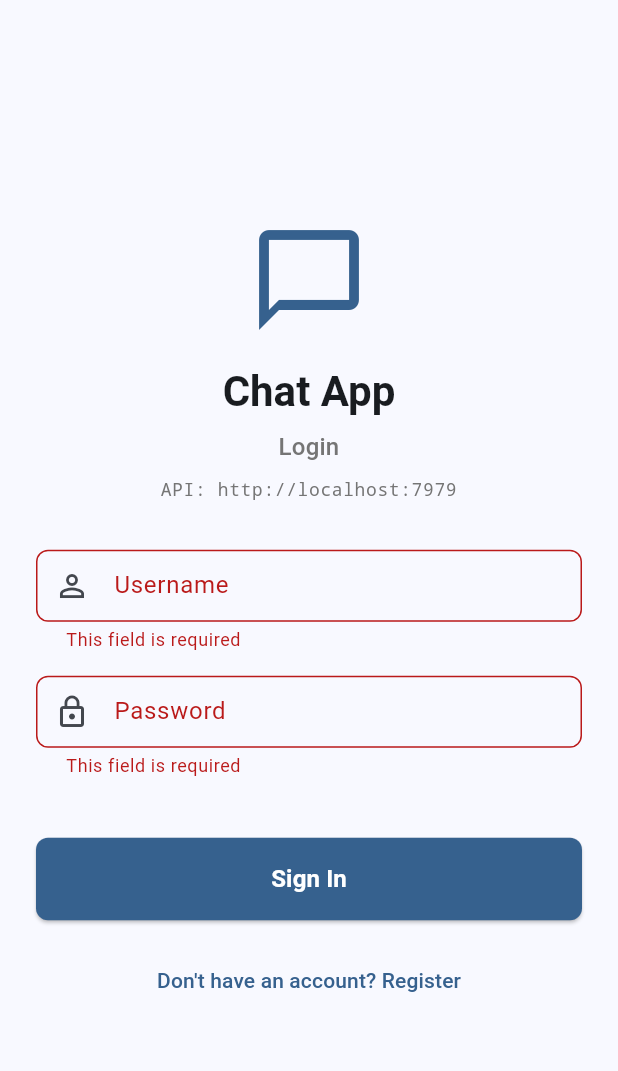
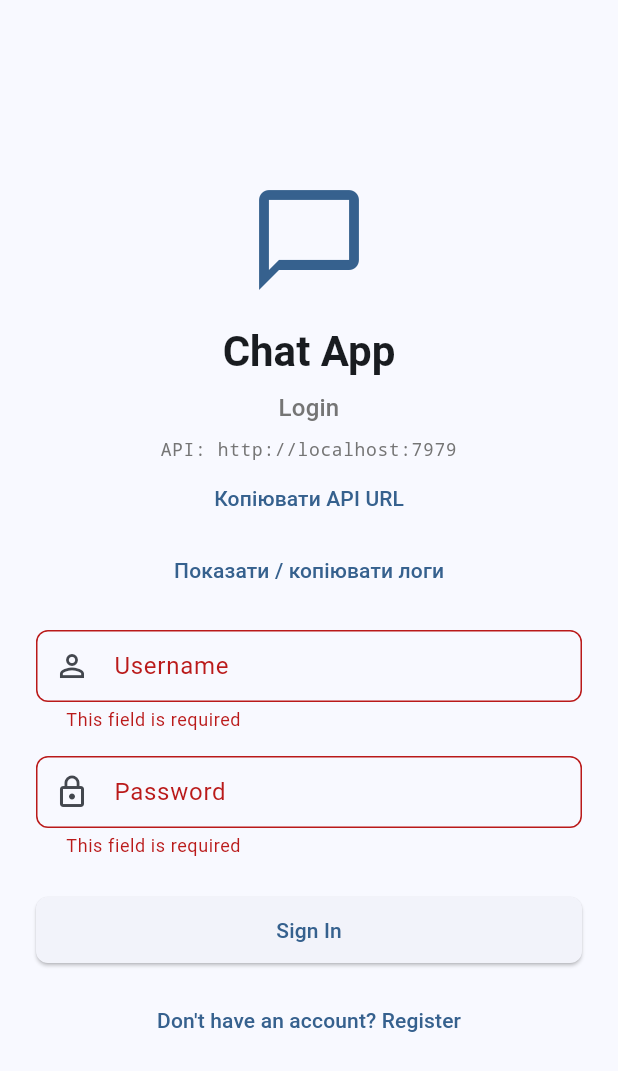
Before and after one commit to DimaTarasiuk/bouble-chat, a Flutter app: the screen it shows after launch, after a tap on "Sign In", on a phone screen of 412 x 824 dp. Shown: the top 1071 px of the screen. Run offline on Flutter 3.47's test engine with Material 3 defaults, Android fonts, the light colour scheme and no system bars; our stand-ins replace shared_preferences; accounts and stored records are empty.

Commit message:
tmp more logs

```diff
--- a/flutter_client/lib/main.dart
+++ b/flutter_client/lib/main.dart
@@ -9,12 +9,13 @@ import 'screens/auth_screen.dart';
 import 'screens/chat_screen.dart';
 import 'services/api_service.dart';
 import 'services/websocket_service.dart';
+import 'utils/app_log.dart';
 import 'utils/constants.dart';
 
 void main() async {
   WidgetsFlutterBinding.ensureInitialized();
 
-  debugPrint('[main] API_URL=${AppConstants.apiUrl} WS_URL=${AppConstants.wsUrl}');
+  AppLog.info('main', 'API_URL=${AppConstants.apiUrl} WS_URL=${AppConstants.wsUrl}');
 
   final prefs = await SharedPreferences.getInstance();
   final apiService = ApiService();
--- a/flutter_client/lib/providers/auth_provider.dart
+++ b/flutter_client/lib/providers/auth_provider.dart
@@ -3,6 +3,7 @@ import 'package:shared_preferences/shared_preferences.dart';
 
 import '../models/user.dart';
 import '../services/api_service.dart';
+import '../utils/app_log.dart';
 import '../utils/constants.dart';
 
 class AuthProvider with ChangeNotifier {
@@ -41,8 +42,8 @@ class AuthProvider with ChangeNotifier {
         // Update token (backend returns new token with extended TTL)
         await _saveSession(authResponse.token, authResponse.user);
       }
-    } catch (e) {
-      print('Session load error: $e');
+    } catch (e, st) {
+      AppLog.error('Auth', 'session load error', e, st);
       await clearSession();
     } finally {
       _isLoading = false;
@@ -55,16 +56,16 @@ class AuthProvider with ChangeNotifier {
     notifyListeners();
 
     try {
-      debugPrint('[AuthProvider] login start · api=${AppConstants.apiUrl} · user=$username');
+      AppLog.info('Auth', 'login start · api=${AppConstants.apiUrl} · user=$username');
       final authResponse = await _apiService.login(username, password);
       _user = authResponse.user;
       await _saveSession(authResponse.token, authResponse.user);
 
-      debugPrint('[AuthProvider] login ok · user=${_user?.username} · role=${_user?.role}');
+      AppLog.info('Auth', 'login ok · user=${_user?.username} · role=${_user?.role}');
       notifyListeners();
       return true;
-    } catch (e) {
-      debugPrint('[AuthProvider] login failed: $e');
+    } catch (e, st) {
+      AppLog.error('Auth', 'login failed', e, st);
       _error = e.toString();
       notifyListeners();
       return false;
@@ -81,7 +82,10 @@ class AuthProvider with ChangeNotifier {
     notifyListeners();
 
     try {
-      debugPrint('[AuthProvider] register start · api=${AppConstants.apiUrl} · user=$username');
+      AppLog.info(
+        'Auth',
+        'register start · api=${AppConstants.apiUrl} · user=$username · gender=$gender',
+      );
       final authResponse = await _apiService.register(
         username: username,
         password: password,
@@ -92,11 +96,11 @@ class AuthProvider with ChangeNotifier {
       _user = authResponse.user;
       await _saveSession(authResponse.token, authResponse.user);
 
-      debugPrint('[AuthProvider] register ok · user=${_user?.username}');
+      AppLog.info('Auth', 'register ok · user=${_user?.username}');
       notifyListeners();
       return true;
-    } catch (e) {
-      debugPrint('[AuthProvider] register failed: $e');
+    } catch (e, st) {
+      AppLog.error('Auth', 'register failed', e, st);
       _error = e.toString();
       notifyListeners();
       return false;
--- a/flutter_client/lib/screens/auth_screen.dart
+++ b/flutter_client/lib/screens/auth_screen.dart
@@ -1,7 +1,9 @@
 import 'package:flutter/material.dart';
+import 'package:flutter/services.dart';
 import 'package:provider/provider.dart';
 
 import '../providers/auth_provider.dart';
+import '../utils/app_log.dart';
 import '../utils/constants.dart';
 
 class AuthScreen extends StatefulWidget {
@@ -30,10 +32,105 @@ class _AuthScreenState extends State<AuthScreen> {
     super.dispose();
   }
 
+  Future<void> _copyText(String text, {String okMessage = 'Скопійовано'}) async {
+    await Clipboard.setData(ClipboardData(text: text));
+    if (!mounted) return;
+    ScaffoldMessenger.of(context).showSnackBar(
+      SnackBar(content: Text(okMessage), duration: const Duration(seconds: 2)),
+    );
+  }
+
+  Future<void> _showErrorLogDialog(String error) async {
+    final dump = StringBuffer()
+      ..writeln('=== Chat Flutter debug dump ===')
+      ..writeln('time: ${DateTime.now().toIso8601String()}')
+      ..writeln('api: ${AppConstants.apiUrl}')
+      ..writeln('ws: ${AppConstants.wsUrl}')
+      ..writeln('error: $error')
+      ..writeln()
+      ..writeln('=== logs ===')
+      ..writeln(AppLog.dump());
+
+    final text = dump.toString();
+    AppLog.info('AuthScreen', 'showing error dialog (${text.length} chars)');
+
+    if (!mounted) return;
+    await showDialog<void>(
+      context: context,
+      builder: (ctx) {
+        return AlertDialog(
+          title: const Text('Помилка мережі / логіну'),
+          content: SizedBox(
+            width: double.maxFinite,
+            child: Column(
+              mainAxisSize: MainAxisSize.min,
+              crossAxisAlignment: CrossAxisAlignment.stretch,
+              children: [
+                Text(
+                  error,
+                  style: const TextStyle(
+                    color: AppColors.error,
+                    fontWeight: FontWeight.w600,
+                  ),
+                ),
+                const SizedBox(height: 12),
+                const Text('Повний лог:', style: TextStyle(fontWeight: FontWeight.w600)),
+                const SizedBox(height: 8),
+                Container(
+                  height: 320,
+                  padding: const EdgeInsets.all(8),
+                  decoration: BoxDecoration(
+                    color: const Color(0xFFF3F4F6),
+                    borderRadius: BorderRadius.circular(8),
+                  ),
+                  child: SingleChildScrollView(
+                    child: SelectableText(
+                      text,
+                      style: const TextStyle(
+                        fontFamily: 'monospace',
+                        fontSize: 11,
+                        height: 1.35,
+                      ),
+                    ),
+                  ),
+                ),
+              ],
+            ),
+          ),
+          actions: [
+            TextButton(
+              onPressed: () => Navigator.of(ctx).pop(),
+              child: const Text('Закрити'),
+            ),
+            FilledButton.icon(
+              onPressed: () async {
+                await Clipboard.setData(ClipboardData(text: text));
+                if (ctx.mounted) {
+                  Navigator.of(ctx).pop();
+                }
+                if (mounted) {
+                  ScaffoldMessenger.of(context).showSnackBar(
+                    const SnackBar(
+                      content: Text('Лог скопійовано в буфер'),
+                      duration: Duration(seconds: 2),
+                    ),
+                  );
+                }
+              },
+              icon: const Icon(Icons.copy, size: 18),
+              label: const Text('Копіювати лог'),
+            ),
+          ],
+        );
+      },
+    );
+  }
+
   Future<void> _submit() async {
     if (!_formKey.currentState!.validate()) return;
 
     setState(() => _isLoading = true);
+    AppLog.info('AuthScreen', 'submit · mode=${_isLogin ? 'login' : 'register'}');
 
     final authProvider = context.read<AuthProvider>();
     bool success;
@@ -56,23 +153,7 @@ class _AuthScreenState extends State<AuthScreen> {
 
     if (!success && mounted) {
       final msg = authProvider.error ?? AppStrings.errorUnknown;
-      debugPrint('[AuthScreen] submit failed: $msg');
-      ScaffoldMessenger.of(context).showSnackBar(
-        SnackBar(
-          content: Text(
-            msg,
-            maxLines: 6,
-            overflow: TextOverflow.ellipsis,
-          ),
-          backgroundColor: AppColors.error,
-          duration: const Duration(seconds: 8),
-          action: SnackBarAction(
-            label: 'OK',
-            textColor: Colors.white,
-            onPressed: () {},
-          ),
-        ),
-      );
+      await _showErrorLogDialog(msg);
     }
   }
 
@@ -98,7 +179,6 @@ class _AuthScreenState extends State<AuthScreen> {
                   mainAxisAlignment: MainAxisAlignment.center,
                   crossAxisAlignment: CrossAxisAlignment.stretch,
                   children: [
-                    // Logo/Title
                     Icon(
                       Icons.chat_bubble_outline,
                       size: 80,
@@ -129,9 +209,18 @@ class _AuthScreenState extends State<AuthScreen> {
                             fontFamily: 'monospace',
                           ),
                     ),
-                    const SizedBox(height: 32),
-
-                    // Username
+                    TextButton(
+                      onPressed: () => _copyText(
+                        AppConstants.apiUrl,
+                        okMessage: 'API URL скопійовано',
+                      ),
+                      child: const Text('Копіювати API URL'),
+                    ),
+                    TextButton(
+                      onPressed: () => _showErrorLogDialog('(відкрито вручну)'),
+                      child: const Text('Показати / копіювати логи'),
+                    ),
+                    const SizedBox(height: 16),
                     TextFormField(
                       controller: _usernameController,
                       decoration: const InputDecoration(
@@ -147,8 +236,6 @@ class _AuthScreenState extends State<AuthScreen> {
                       },
                     ),
                     const SizedBox(height: 16),
-
-                    // Password
                     TextFormField(
                       controller: _passwordController,
                       decoration: const InputDecoration(
@@ -156,8 +243,11 @@ class _AuthScreenState extends State<AuthScreen> {
                         prefixIcon: Icon(Icons.lock_outline),
                       ),
                       obscureText: true,
-                      textInputAction: _isLogin ? TextInputAction.done : TextInputAction.next,
-                      onFieldSubmitted: _isLogin ? (_) => _submit() : null,
+                      textInputAction:
+                          _isLogin ? TextInputAction.done : TextInputAction.next,
+                      onFieldSubmitted: (_) {
+                        if (_isLogin) _submit();
+                      },
                       validator: (value) {
                         if (value == null || value.isEmpty) {
                           return AppStrings.errorFieldRequired;
@@ -168,10 +258,8 @@ class _AuthScreenState extends State<AuthScreen> {
                         return null;
                       },
                     ),
-                    const SizedBox(height: 16),
-
-                    // Registration-only fields
                     if (!_isLogin) ...[
+                      const SizedBox(height: 16),
                       TextFormField(
                         controller: _confirmPasswordController,
                         decoration: const InputDecoration(
@@ -179,7 +267,6 @@ class _AuthScreenState extends State<AuthScreen> {
                           prefixIcon: Icon(Icons.lock_outline),
                         ),
                         obscureText: true,
-                        textInputAction: TextInputAction.done,
                         validator: (value) {
                           if (value == null || value.isEmpty) {
                             return AppStrings.errorFieldRequired;
@@ -191,68 +278,35 @@ class _AuthScreenState extends State<AuthScreen> {
                         },
                       ),
                       const SizedBox(height: 16),
-
-                      // Gender selection
-                      DropdownButtonFormField<String>(
-                        value: _selectedGender,
-                        decoration: const InputDecoration(
-                          labelText: AppStrings.gender,
-                          prefixIcon: Icon(Icons.people_outline),
-                        ),
-                        items: const [
-                          DropdownMenuItem(
-                            value: 'male',
-                            child: Text(AppStrings.male),
-                          ),
-                          DropdownMenuItem(
-                            value: 'female',
-                            child: Text(AppStrings.female),
-                          ),
+                      Text(AppStrings.gender, style: Theme.of(context).textTheme.titleSmall),
+                      const SizedBox(height: 8),
+                      SegmentedButton<String>(
+                        segments: const [
+                          ButtonSegment(value: 'male', label: Text(AppStrings.male)),
+                          ButtonSegment(value: 'female', label: Text(AppStrings.female)),
                         ],
-                        onChanged: (value) {
-                          if (value != null) {
-                            setState(() => _selectedGender = value);
-                          }
+                        selected: {_selectedGender},
+                        onSelectionChanged: (s) {
+                          setState(() => _selectedGender = s.first);
                         },
                       ),
-                      const SizedBox(height: 24),
-                    ] else
-                      const SizedBox(height: 24),
-
-                    // Submit button
+                    ],
+                    const SizedBox(height: 24),
                     ElevatedButton(
                       onPressed: _isLoading ? null : _submit,
-                      style: ElevatedButton.styleFrom(
-                        padding: const EdgeInsets.symmetric(vertical: 16),
-                        backgroundColor: Theme.of(context).primaryColor,
-                        foregroundColor: Colors.white,
-                      ),
                       child: _isLoading
                           ? const SizedBox(
                               height: 20,
                               width: 20,
-                              child: CircularProgressIndicator(
-                                strokeWidth: 2,
-                                color: Colors.white,
-                              ),
+                              child: CircularProgressIndicator(strokeWidth: 2),
                             )
-                          : Text(
-                              _isLogin ? AppStrings.loginButton : AppStrings.registerButton,
-                              style: const TextStyle(
-                                fontSize: 16,
-                                fontWeight: FontWeight.bold,
-                              ),
-                            ),
+                          : Text(_isLogin ? AppStrings.loginButton : AppStrings.registerButton),
                     ),
-                    const SizedBox(height: 16),
-
-                    // Toggle mode
+                    const SizedBox(height: 12),
                     TextButton(
-                      onPressed: _toggleMode,
+                      onPressed: _isLoading ? null : _toggleMode,
                       child: Text(
-                        _isLogin
-                            ? AppStrings.switchToRegister
-                            : AppStrings.switchToLogin,
+                        _isLogin ? AppStrings.switchToRegister : AppStrings.switchToLogin,
                       ),
                     ),
                   ],
--- a/flutter_client/lib/services/api_service.dart
+++ b/flutter_client/lib/services/api_service.dart
@@ -1,14 +1,13 @@
 import 'dart:async';
 import 'dart:convert';
-import 'dart:developer' as developer;
 import 'dart:io';
 
-import 'package:flutter/foundation.dart';
 import 'package:http/http.dart' as http;
 
 import '../models/auth_response.dart';
 import '../models/conversation.dart';
 import '../models/user.dart';
+import '../utils/app_log.dart';
 import '../utils/constants.dart';
 
 class ApiException implements Exception {
@@ -32,19 +31,18 @@ class ApiService {
   String? _token;
 
   ApiService() {
-    _log('ApiService ready · baseUrl=$baseUrl · wsUrl=${AppConstants.wsUrl}');
+    _log(
+      'ready · baseUrl=$baseUrl · wsUrl=${AppConstants.wsUrl} · '
+      'platform=${Platform.operatingSystem} ${Platform.operatingSystemVersion}',
+    );
   }
 
   static void _log(String message, {Object? error, StackTrace? stackTrace}) {
-    developer.log(
-      message,
-      name: 'ApiService',
-      error: error,
-      stackTrace: stackTrace,
-    );
-    // Also print so `adb logcat` / IDE console always show it in release-ish builds.
-    debugPrint('[ApiService] $message');
-    if (error != null) debugPrint('[ApiService] cause: $error');
+    if (error != null || stackTrace != null) {
+      AppLog.error('Api', message, error, stackTrace);
+    } else {
+      AppLog.info('Api', message);
+    }
   }
 
   void setToken(String? token) {
@@ -93,9 +91,16 @@ class ApiService {
     T Function(Map<String, dynamic>) parser, {
     required String label,
   }) async {
+    final headersSummary = {
+      'content-type': response.headers['content-type'],
+      'server': response.headers['server'],
+      'cf-ray': response.headers['cf-ray'],
+      'rndr-id': response.headers['rndr-id'],
+    };
     _log(
       '$label ← ${response.statusCode} '
-      'body=${response.body.length > 300 ? '${response.body.substring(0, 300)}…' : response.body}',
+      'headers=$headersSummary '
+      'body=${response.body.length > 500 ? '${response.body.substring(0, 500)}…' : response.body}',
     );
 
     if (response.statusCode >= 200 && response.statusCode < 300) {
@@ -150,14 +155,24 @@ class ApiService {
     Future<http.Response> Function() send,
     FutureOr<T> Function(http.Response) onOk,
   ) async {
+    final started = DateTime.now();
     try {
+      _log('$label · sending…');
       final response = await send().timeout(const Duration(seconds: 20));
+      final ms = DateTime.now().difference(started).inMilliseconds;
+      _log('$label · got response in ${ms}ms');
       return await onOk(response);
-    } on ApiException {
+    } on ApiException catch (e) {
+      _log('$label · ApiException: $e');
       rethrow;
     } catch (e, st) {
+      final ms = DateTime.now().difference(started).inMilliseconds;
       final detail = _describeTransportError(e);
-      _log('$label FAILED · url base=$baseUrl · $detail', error: e, stackTrace: st);
+      _log(
+        '$label FAILED after ${ms}ms · base=$baseUrl · $detail',
+        error: e,
+        stackTrace: st,
+      );
       throw ApiException(
         '${AppStrings.errorNetworkError}: $detail (api=$baseUrl)',
         null,
--- /dev/null
+++ b/flutter_client/lib/utils/app_log.dart
@@ -0,0 +1,41 @@
+import 'package:flutter/foundation.dart';
+
+/// In-memory ring buffer of debug lines for on-device copy.
+class AppLog {
+  AppLog._();
+
+  static const int maxLines = 200;
+  static final List<String> _lines = <String>[];
+
+  static List<String> get lines => List.unmodifiable(_lines);
+
+  static String dump() {
+    if (_lines.isEmpty) return '(no logs yet)';
+    return _lines.join('\n');
+  }
+
+  static void clear() => _lines.clear();
+
+  static void info(String tag, String message) {
+    _append('I', tag, message);
+  }
+
+  static void error(String tag, String message, [Object? error, StackTrace? st]) {
+    _append('E', tag, message);
+    if (error != null) _append('E', tag, 'cause: $error');
+    if (st != null) {
+      final short = st.toString().split('\n').take(8).join('\n');
+      _append('E', tag, 'stack:\n$short');
+    }
+  }
+
+  static void _append(String level, String tag, String message) {
+    final ts = DateTime.now().toIso8601String().substring(11, 23);
+    final line = '[$ts] $level/$tag $message';
+    _lines.add(line);
+    while (_lines.length > maxLines) {
+      _lines.removeAt(0);
+    }
+    debugPrint(line);
+  }
+}
```
